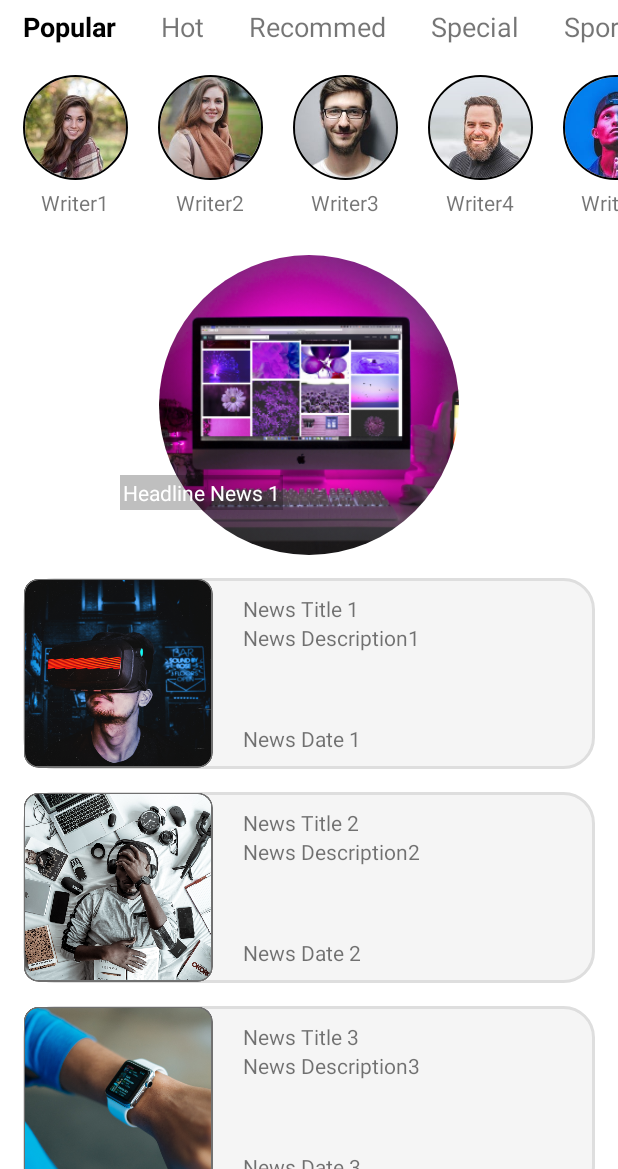
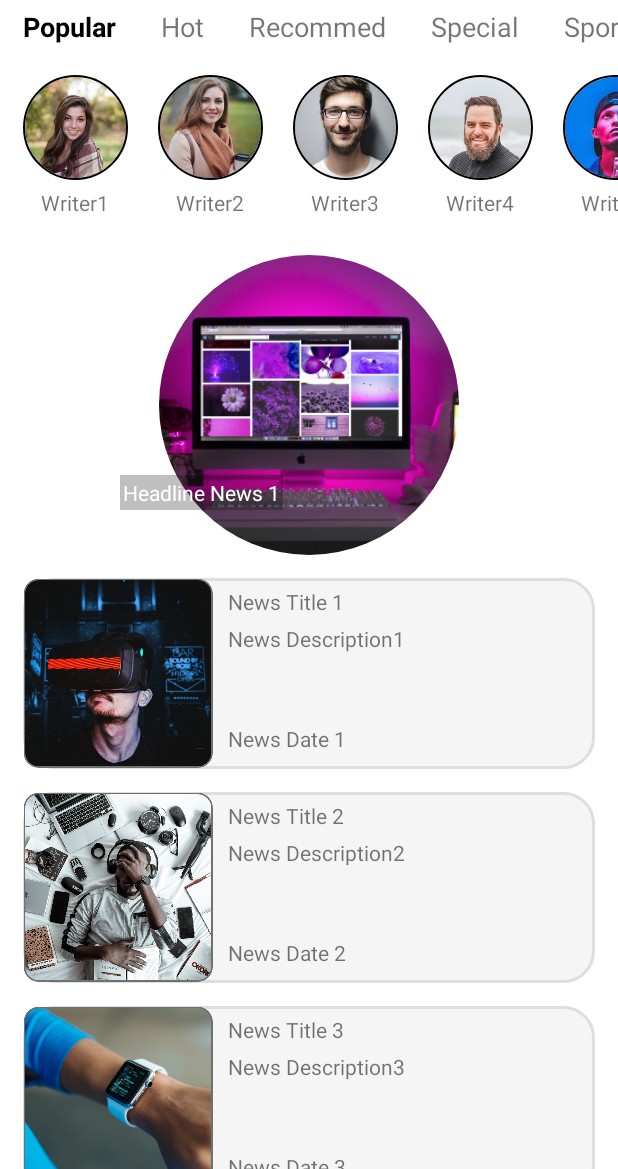
Before and after one commit to abdulvvahid/NewsFragmentManagement, an Android app: the screen it shows after launch (MainActivity), on a phone screen of 412 x 824 dp, the part 67-1236 px from its top. Run offline under Robolectric (Android 15) with nearby library versions, the phone set to English and light mode, and no system bars; our stand-ins replace CircleImageView, data binding; plain views replace RoundedImageView.

Commit message:
Code review

```diff
--- a/app/src/main/res/layout/fragment_headline.xml
+++ b/app/src/main/res/layout/fragment_headline.xml
@@ -6,16 +6,11 @@
 
     </data>
 
-    <FrameLayout
+    <androidx.viewpager2.widget.ViewPager2
+        android:id="@+id/view_pager"
         android:layout_width="match_parent"
         android:layout_height="200dp"
-        tools:context=".HeadlineFragment">
+        android:paddingHorizontal="50dp"
+        tools:context=".HeadlineFragment" />
 
-        <androidx.viewpager2.widget.ViewPager2
-            android:id="@+id/view_pager"
-            android:layout_width="match_parent"
-            android:layout_height="match_parent"
-            android:paddingHorizontal="50dp" />
-
-    </FrameLayout>
 </layout>
--- a/app/src/main/res/layout/fragment_news.xml
+++ b/app/src/main/res/layout/fragment_news.xml
@@ -1,61 +1,62 @@
 <?xml version="1.0" encoding="utf-8"?>
 <layout xmlns:android="http://schemas.android.com/apk/res/android"
+    xmlns:app="http://schemas.android.com/apk/res-auto"
     xmlns:tools="http://schemas.android.com/tools">
 
     <data>
 
     </data>
 
-    <FrameLayout
+    <androidx.constraintlayout.widget.ConstraintLayout
         android:layout_width="match_parent"
         android:layout_height="match_parent"
         android:layout_marginHorizontal="15dp"
         android:layout_marginTop="15dp"
         android:background="@drawable/bg_news"
+        android:orientation="horizontal"
         tools:context=".NewsFragment">
-
-        <LinearLayout
-            android:layout_width="match_parent"
-            android:layout_height="wrap_content"
-            android:orientation="horizontal">
 
         <ImageView
             android:id="@+id/iv_news"
             android:layout_width="wrap_content"
             android:layout_height="wrap_content"
-                android:background="@drawable/bg_news_image" />
-
-            <LinearLayout
-                android:layout_width="match_parent"
-                android:layout_height="match_parent"
-                android:layout_marginVertical="10dp"
-                android:layout_marginStart="20dp"
-                android:orientation="vertical">
+            android:background="@drawable/bg_news_image"
+            app:layout_constraintBottom_toBottomOf="parent"
+            app:layout_constraintStart_toStartOf="parent"
+            app:layout_constraintTop_toTopOf="parent" />
 
         <TextView
             android:id="@+id/tv_news_title"
             android:layout_width="wrap_content"
             android:layout_height="wrap_content"
-                    android:text="asdkşasdl" />
+            android:text="asdkşasdl"
+            android:layout_marginTop="5dp"
+            android:layout_marginStart="10dp"
+            app:layout_constraintStart_toEndOf="@+id/iv_news"
+            app:layout_constraintTop_toTopOf="parent"/>
 
         <TextView
             android:id="@+id/tv_news_desc"
-                    android:layout_width="match_parent"
-                    android:layout_height="0dp"
-                    android:layout_weight="1"
+            android:layout_width="wrap_content"
+            android:layout_height="wrap_content"
             android:ellipsize="end"
             android:maxLines="3"
-                    android:text="Lorem Ipsum \n asdasd \n asjdkas" />
+            android:layout_marginStart="10dp"
+            android:layout_marginTop="5dp"
+            android:text="Lorem Ipsum \n asdasd \n asjdkas"
+            app:layout_constraintStart_toEndOf="@+id/iv_news"
+            app:layout_constraintTop_toBottomOf="@+id/tv_news_title"/>
 
         <TextView
             android:id="@+id/tv_news_date"
             android:layout_width="wrap_content"
             android:layout_height="wrap_content"
-                    android:text="08.09.2021" />
+            android:text="08.09.2021"
+            android:layout_marginStart="10dp"
+            android:layout_marginBottom="10dp"
+            app:layout_constraintStart_toEndOf="@+id/iv_news"
+            app:layout_constraintBottom_toBottomOf="parent"/>
 
-            </LinearLayout>
+    </androidx.constraintlayout.widget.ConstraintLayout>
 
-        </LinearLayout>
-
-    </FrameLayout>
 </layout>
```
Lines whose indentation alone changed are shown as unchanged.
